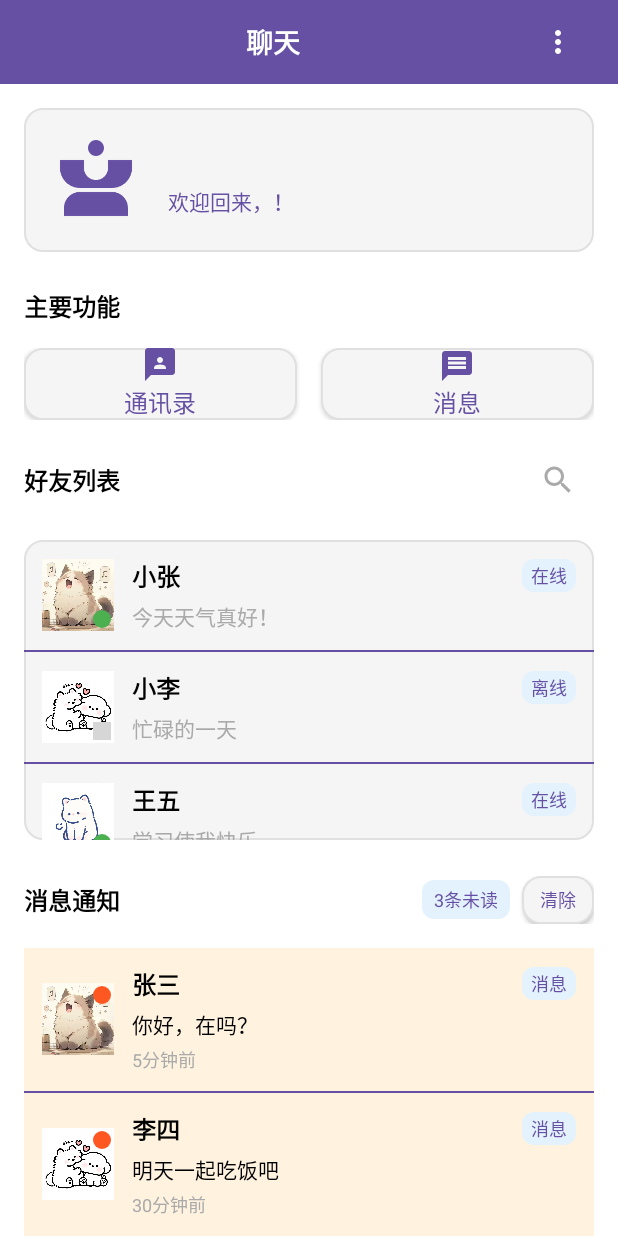
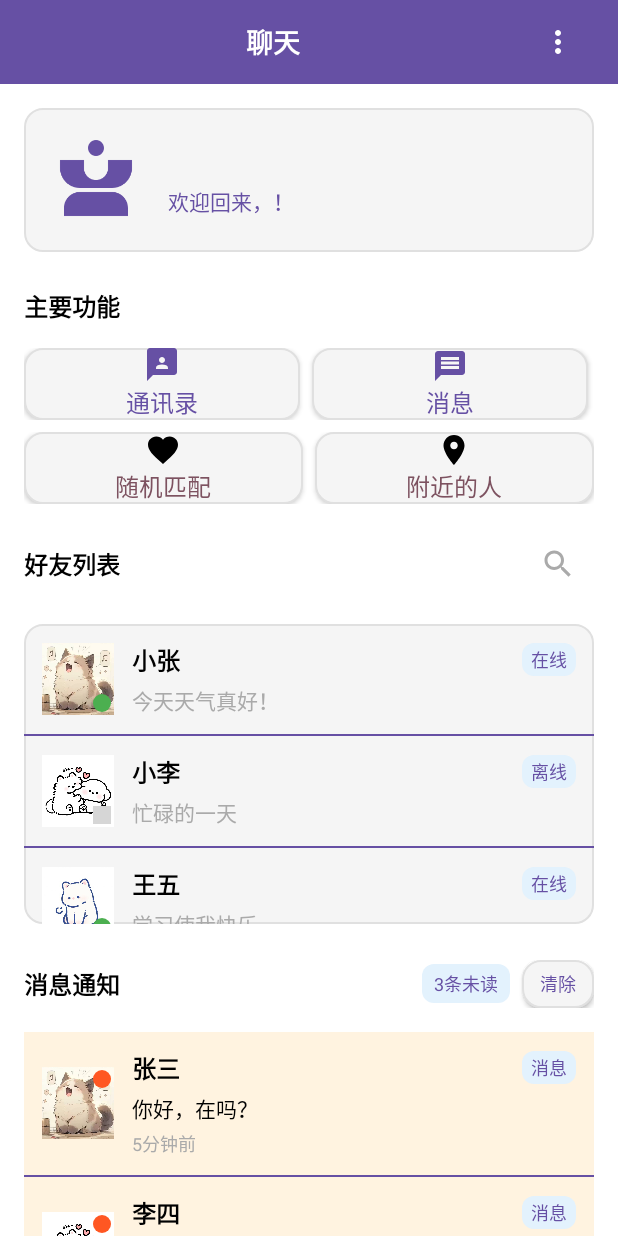
Before and after one commit to ymyluckygithub/My-AndriodApp, an Android app: the MainActivity screen opened directly, with no data from a screen before it, on a phone screen of 412 x 824 dp. Run offline under Robolectric (Android 15) with nearby library versions, the phone set to English and light mode, and no system bars; grey boxes are pictures that could not be loaded.

Commit message:
匹配功能入口集成

```diff
--- /dev/null
+++ b/app/src/main/res/drawable/ic_favorite.xml
@@ -0,0 +1,10 @@
+<vector xmlns:android="http://schemas.android.com/apk/res/android"
+    android:width="24dp"
+    android:height="24dp"
+    android:viewportWidth="24"
+    android:viewportHeight="24"
+    android:tint="?attr/colorOnSurface">
+  <path
+      android:fillColor="@android:color/white"
+      android:pathData="M12,21.35l-1.45,-1.32C5.4,15.36 2,12.28 2,8.5 2,5.42 4.42,3 7.5,3c1.74,0 3.41,0.81 4.5,2.09C13.09,3.81 14.76,3 16.5,3 19.58,3 22,5.42 22,8.5c0,3.78 -3.4,6.86 -8.55,11.54L12,21.35z"/>
+</vector>
--- /dev/null
+++ b/app/src/main/res/drawable/ic_location.xml
@@ -0,0 +1,10 @@
+<vector xmlns:android="http://schemas.android.com/apk/res/android"
+    android:width="24dp"
+    android:height="24dp"
+    android:viewportWidth="24"
+    android:viewportHeight="24"
+    android:tint="?attr/colorOnSurface">
+  <path
+      android:fillColor="@android:color/white"
+      android:pathData="M12,2C8.13,2 5,5.13 5,9c0,5.25 7,13 7,13s7,-7.75 7,-13c0,-3.87 -3.13,-7 -7,-7zM12,11.5c-1.38,0 -2.5,-1.12 -2.5,-2.5s1.12,-2.5 2.5,-2.5 2.5,1.12 2.5,2.5 -1.12,2.5 -2.5,2.5z"/>
+</vector>
--- a/app/src/main/res/layout/activity_main.xml
+++ b/app/src/main/res/layout/activity_main.xml
@@ -114,14 +114,14 @@
                     android:layout_width="match_parent"
                     android:layout_height="wrap_content"
                     android:orientation="horizontal"
-                    android:layout_marginBottom="16dp">
+                    android:layout_marginBottom="8dp">
 
                     <Button
                         android:id="@+id/btn_contacts"
                         android:layout_width="0dp"
                         android:layout_height="wrap_content"
                         android:layout_weight="1"
-                        android:layout_marginEnd="8dp"
+                        android:layout_marginEnd="4dp"
                         android:text="通讯录"
                         android:drawableTop="@drawable/ic_contacts"
                         android:background="@drawable/user_info_background"
@@ -132,11 +132,42 @@
                         android:layout_width="0dp"
                         android:layout_height="wrap_content"
                         android:layout_weight="1"
-                        android:layout_marginStart="8dp"
+                        android:layout_marginHorizontal="4dp"
                         android:text="消息"
                         android:drawableTop="@drawable/ic_message"
                         android:background="@drawable/user_info_background"
                         android:textColor="@color/colorPrimary" />
+
+                </LinearLayout>
+
+                <!-- 匹配功能按钮 -->
+                <LinearLayout
+                    android:layout_width="match_parent"
+                    android:layout_height="wrap_content"
+                    android:orientation="horizontal"
+                    android:layout_marginBottom="16dp">
+
+                    <Button
+                        android:id="@+id/btn_random_match"
+                        android:layout_width="0dp"
+                        android:layout_height="wrap_content"
+                        android:layout_weight="1"
+                        android:layout_marginEnd="4dp"
+                        android:text="随机匹配"
+                        android:drawableTop="@drawable/ic_favorite"
+                        android:background="@drawable/user_info_background"
+                        android:textColor="@color/colorAccent" />
+
+                    <Button
+                        android:id="@+id/btn_nearby_people"
+                        android:layout_width="0dp"
+                        android:layout_height="wrap_content"
+                        android:layout_weight="1"
+                        android:layout_marginStart="4dp"
+                        android:text="附近的人"
+                        android:drawableTop="@drawable/ic_location"
+                        android:background="@drawable/user_info_background"
+                        android:textColor="@color/colorAccent" />
 
                 </LinearLayout>
 
```
Also changed, not shown: app/src/main/java/cn/edu/ecust/myandroidapp/MainActivity.kt (+110 -0 lines), 1 other file.
